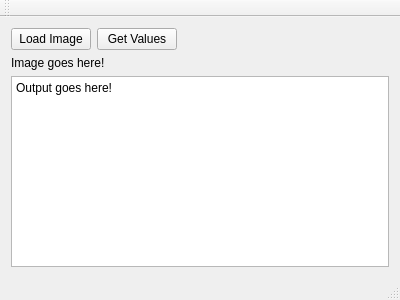
maarten990/Calibration-Tool, file mainwindow.ui: the form before one commit.
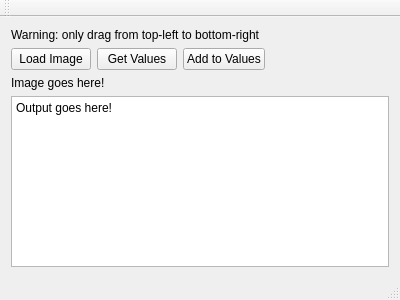
The form after the commit. Custom widgets are drawn as their Qt base class.

Commit message: added button to add to the output instead of replacing it

What changed in the file:
```diff
--- a/mainwindow.ui
+++ b/mainwindow.ui
@@ -15,6 +15,13 @@
   </property>
   <widget class="QWidget" name="centralWidget">
    <layout class="QVBoxLayout" name="verticalLayout">
+    <item>
+     <widget class="QLabel" name="label">
+      <property name="text">
+       <string>Warning: only drag from top-left to bottom-right</string>
+      </property>
+     </widget>
+    </item>
     <item>
      <layout class="QHBoxLayout" name="horizontalLayout">
       <item>
@@ -31,6 +38,13 @@
         </property>
        </widget>
       </item>
+      <item>
+       <widget class="QPushButton" name="button_add">
+        <property name="text">
+         <string>Add to Values</string>
+        </property>
+       </widget>
+      </item>
       <item>
        <spacer name="horizontalSpacer">
         <property name="orientation">
```
The commit also changes 4 other files.
